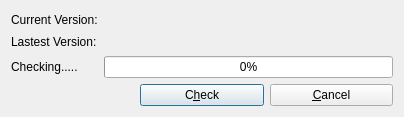
The window that src/ui/updatedialog.ui (kitech/nullfxp) describes before a commit, drawn with Qt 5.
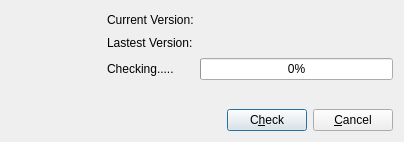
The same window after the commit.

Commit message: improve update check dialog

```diff
--- a/src/ui/updatedialog.ui
+++ b/src/ui/updatedialog.ui
@@ -7,7 +7,7 @@
     <x>0</x>
     <y>0</y>
     <width>404</width>
-    <height>117</height>
+    <height>142</height>
    </rect>
   </property>
   <property name="windowTitle">
@@ -15,6 +15,33 @@
   </property>
   <layout class="QVBoxLayout" name="verticalLayout">
    <item>
+    <layout class="QHBoxLayout" name="horizontalLayout_2">
+     <item>
+      <widget class="QLabel" name="label_7">
+       <property name="sizePolicy">
+        <sizepolicy hsizetype="Minimum" vsizetype="Preferred">
+         <horstretch>0</horstretch>
+         <verstretch>0</verstretch>
+        </sizepolicy>
+       </property>
+       <property name="minimumSize">
+        <size>
+         <width>90</width>
+         <height>0</height>
+        </size>
+       </property>
+       <property name="maximumSize">
+        <size>
+         <width>90</width>
+         <height>16777215</height>
+        </size>
+       </property>
+       <property name="text">
+        <string/>
+       </property>
+      </widget>
+     </item>
+     <item>
     <layout class="QGridLayout" name="gridLayout">
      <item row="0" column="0">
       <widget class="QLabel" name="label">
@@ -58,16 +85,41 @@
        </property>
       </widget>
      </item>
-    </layout>
-   </item>
-   <item>
-    <layout class="QHBoxLayout" name="horizontalLayout">
-     <item>
+       <item row="3" column="0">
+        <widget class="QLabel" name="label_8">
+         <property name="text">
+          <string/>
+         </property>
+        </widget>
+       </item>
+       <item row="3" column="1">
       <widget class="QLabel" name="label_6">
        <property name="text">
         <string/>
        </property>
-      </widget>
+         <property name="textInteractionFlags">
+          <set>Qt::LinksAccessibleByMouse|Qt::TextSelectableByMouse</set>
+         </property>
+        </widget>
+       </item>
+      </layout>
+     </item>
+    </layout>
+   </item>
+   <item>
+    <layout class="QHBoxLayout" name="horizontalLayout">
+     <item>
+      <spacer name="horizontalSpacer">
+       <property name="orientation">
+        <enum>Qt::Horizontal</enum>
+       </property>
+       <property name="sizeHint" stdset="0">
+        <size>
+         <width>40</width>
+         <height>20</height>
+        </size>
+       </property>
+      </spacer>
      </item>
      <item>
       <widget class="QPushButton" name="pushButton">
```
Left out of the diff: 9 changed lines with no effect on the pictures. Lines whose indentation alone changed are shown as unchanged. The commit also changes 1 other file.
